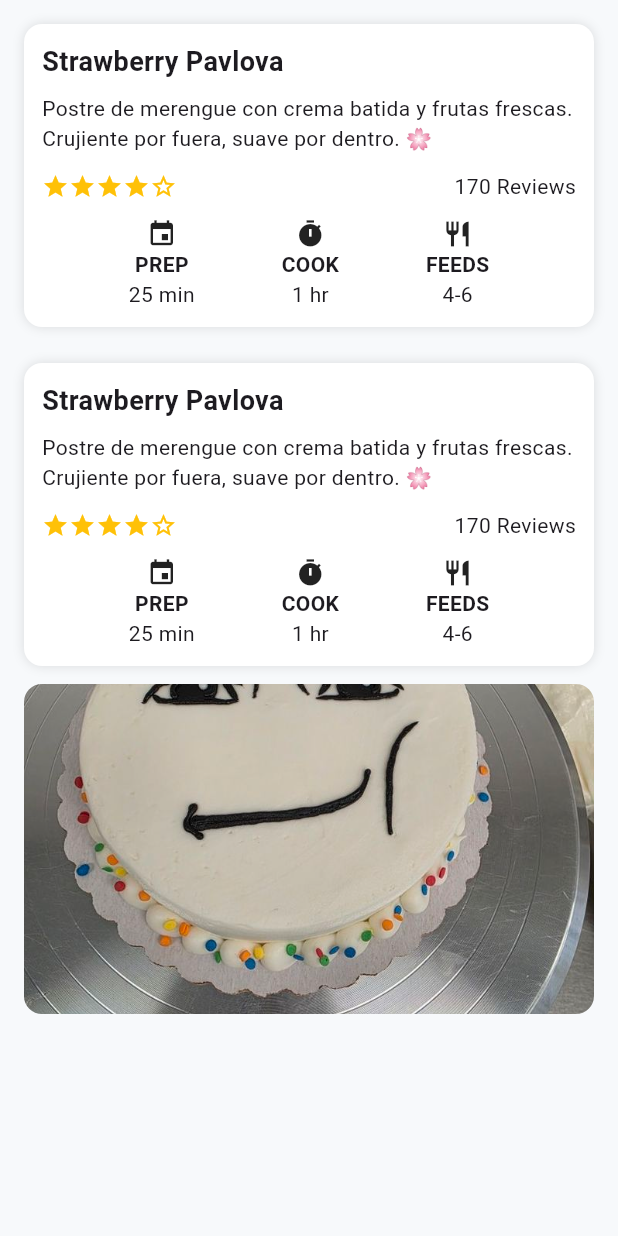
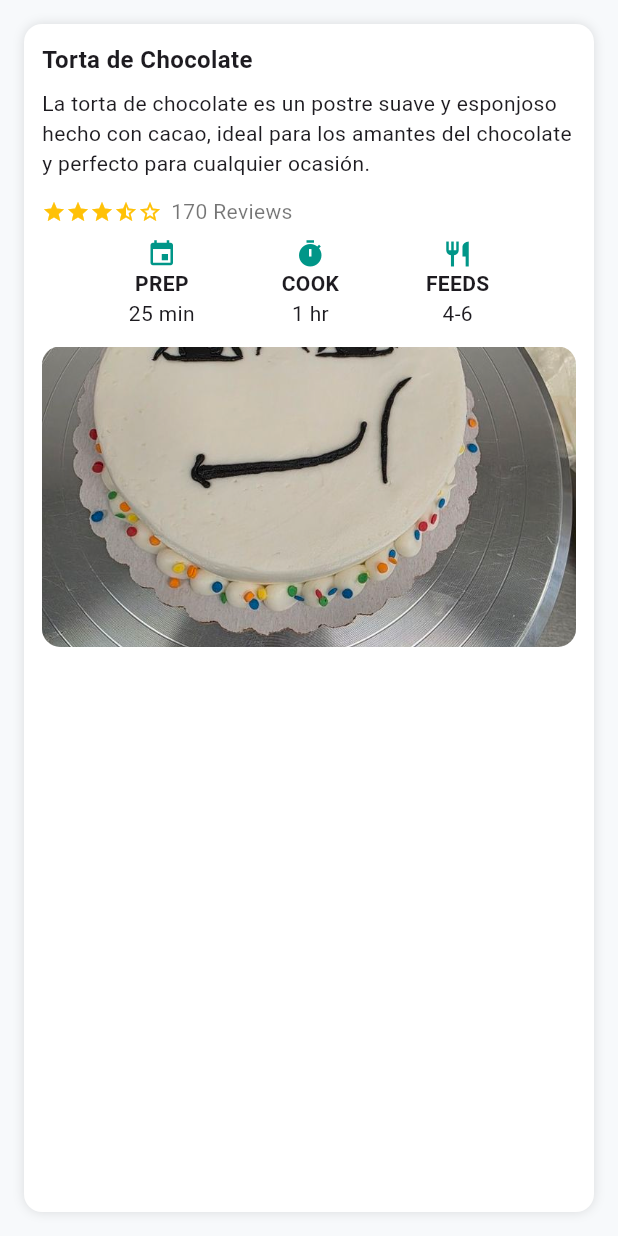
Before and after one commit to Danielducati/moviles, a Flutter app: the screen it shows after launch, on a phone screen of 412 x 824 dp. Run offline on Flutter 3.47's test engine with Material 3 defaults, Android fonts, the phone set to English and light mode, and no system bars.

Commit message:
Cambio y fuera

```diff
--- a/project_1/lib/main.dart
+++ b/project_1/lib/main.dart
@@ -8,18 +8,13 @@ class MyApp extends StatelessWidget {
   @override
   Widget build(BuildContext context) {
     return MaterialApp(
+      debugShowCheckedModeBanner: false,
       home: Scaffold(
         backgroundColor: const Color(0xFFF7F9FB),
-        body: SafeArea(
-          child: SingleChildScrollView(
-            padding: const EdgeInsets.all(16),
-            child: Column(
-              children: const [
-                RecipeCard(), // Tarjeta principal
-                SizedBox(height: 24),
-                RecipeWithImage(), // Tarjeta + imagen
-              ],
-            ),
+        body: const SafeArea(
+          child: Padding(
+            padding: EdgeInsets.all(16),
+            child: RecipeCardWithImage(),
           ),
         ),
       ),
@@ -27,11 +22,16 @@ class MyApp extends StatelessWidget {
   }
 }
 
-class RecipeCard extends StatelessWidget {
-  const RecipeCard({super.key});
+class RecipeCardWithImage extends StatelessWidget {
+  const RecipeCardWithImage({super.key});
 
   @override
   Widget build(BuildContext context) {
+    return LayoutBuilder(
+      builder: (context, constraints) {
+        // Si el ancho disponible es menor de 600 px, mostrar en columna
+        bool isNarrow = constraints.maxWidth < 600;
+
         return Container(
           padding: const EdgeInsets.all(12),
           decoration: BoxDecoration(
@@ -39,36 +39,58 @@ class RecipeCard extends StatelessWidget {
             borderRadius: BorderRadius.circular(12),
             boxShadow: const [BoxShadow(color: Colors.black12, blurRadius: 6)],
           ),
-      child: Column(
+          child: isNarrow
+              ? Column(
                   crossAxisAlignment: CrossAxisAlignment.start,
                   children: [
-          const Text('Strawberry Pavlova',
-              style: TextStyle(fontSize: 18, fontWeight: FontWeight.bold)),
+                    _RecipeInfo(),
+                    const SizedBox(height: 12),
+                    _RecipeImage(),
+                  ],
+                )
+              : Row(
+                  crossAxisAlignment: CrossAxisAlignment.start,
+                  children: [
+                    Expanded(flex: 4, child: _RecipeInfo()),
+                    const SizedBox(width: 12),
+                    Expanded(flex: 5, child: _RecipeImage()),
+                  ],
+                ),
+        );
+      },
+    );
+  }
+}
 
+class _RecipeInfo extends StatelessWidget {
+  @override
+  Widget build(BuildContext context) {
+    return Column(
+      crossAxisAlignment: CrossAxisAlignment.start,
+      children: [
+        const Text(
+          'Torta de Chocolate',
+          style: TextStyle(fontSize: 16, fontWeight: FontWeight.bold),
+        ),
         const SizedBox(height: 8),
         const Text(
-            'Postre de merengue con crema batida y frutas frescas. '
-            'Crujiente por fuera, suave por dentro. 🌸',
+          'La torta de chocolate es un postre suave y esponjoso '
+          'hecho con cacao, ideal para los amantes del chocolate '
+          'y perfecto para cualquier ocasión.',
         ),
-
         const SizedBox(height: 12),
-
-          //  Estrellas + reviews
         Row(
           children: const [
-              Icon(Icons.star, color: Colors.amber, size: 18),
-              Icon(Icons.star, color: Colors.amber, size: 18),
-              Icon(Icons.star, color: Colors.amber, size: 18),
-              Icon(Icons.star, color: Colors.amber, size: 18),
-              Icon(Icons.star_border, color: Colors.amber, size: 18),
-              Spacer(),
-              Text('170 Reviews'),
+            Icon(Icons.star, color: Colors.amber, size: 16),
+            Icon(Icons.star, color: Colors.amber, size: 16),
+            Icon(Icons.star, color: Colors.amber, size: 16),
+            Icon(Icons.star_half, color: Colors.amber, size: 16),
+            Icon(Icons.star_border, color: Colors.amber, size: 16),
+            SizedBox(width: 6),
+            Text('170 Reviews', style: TextStyle(color: Colors.black54)),
           ],
         ),
-
-          const SizedBox(height: 12),
-
-          //  Info (prep, cook, feeds)
+        const SizedBox(height: 8),
         Row(
           mainAxisAlignment: MainAxisAlignment.spaceEvenly,
           children: const [
@@ -78,59 +100,48 @@ class RecipeCard extends StatelessWidget {
           ],
         ),
       ],
+    );
+  }
+}
+
+class _RecipeImage extends StatelessWidget {
+  @override
+  Widget build(BuildContext context) {
+    return AspectRatio(
+      aspectRatio: 16 / 9,
+      child: ClipRRect(
+        borderRadius: BorderRadius.circular(12),
+        child: Image.asset(
+          'assets/images/torta.jpeg',
+          width: double.infinity,
+          fit: BoxFit.cover,
+        ),
       ),
     );
   }
 }
+
 
 class Info extends StatelessWidget {
   final IconData icon;
   final String label;
   final String value;
 
-  const Info({super.key, required this.icon, required this.label, required this.value});
+  const Info({
+    super.key,
+    required this.icon,
+    required this.label,
+    required this.value,
+  });
 
   @override
   Widget build(BuildContext context) {
     return Column(
       children: [
-        Icon(icon, size: 20),
+        Icon(icon, size: 20, color: Colors.teal),
         Text(label, style: const TextStyle(fontWeight: FontWeight.bold)),
         Text(value),
       ],
     );
   }
 }
-
-class RecipeWithImage extends StatelessWidget {
-  const RecipeWithImage({super.key});
-
-  @override
-  Widget build(BuildContext context) {
-    // Si hay suficiente ancho, muestra Row; si no, Column
-    final isWide = MediaQuery.of(context).size.width > 600;
-
-    final image = ClipRRect(
-      borderRadius: BorderRadius.circular(12),
-      child: Image.asset('assets/images/torta.jpeg',
-          height: 220, width: double.infinity, fit: BoxFit.cover),
-    );
-
-    return isWide
-        ? Row(
-            crossAxisAlignment: CrossAxisAlignment.start,
-            children: [
-              Expanded(child: const RecipeCard()),
-              const SizedBox(width: 12),
-              Expanded(child: image),
-            ],
-          )
-        : Column(
-            children: [
-              const RecipeCard(),
-              const SizedBox(height: 12),
-              image,
-            ],
-          );
-  }
-}
```
Lines whose indentation alone changed are shown as unchanged.
